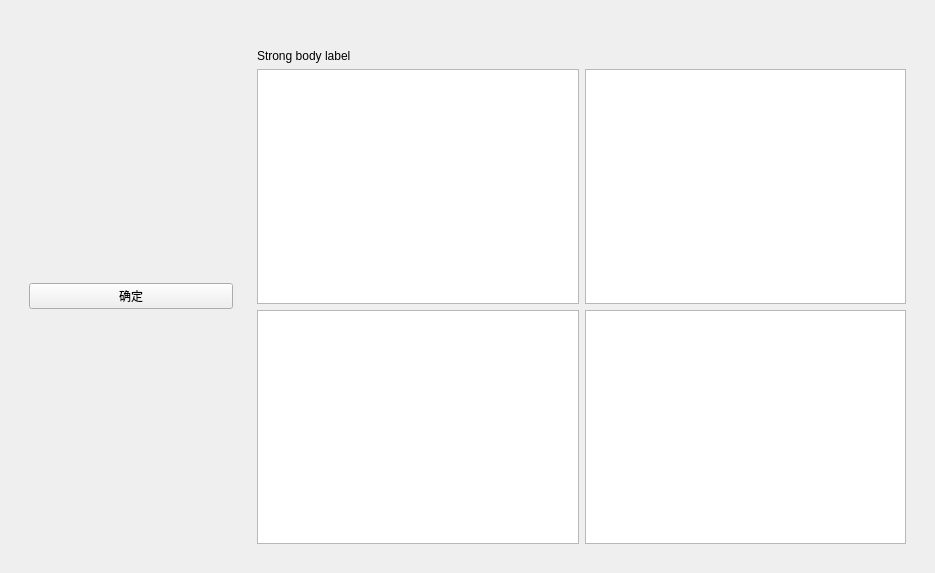
Before: the Qt Designer form ui/FilterDesignerInterface.ui in Pigletzzz/SignalProcessing, drawn with Qt 5.
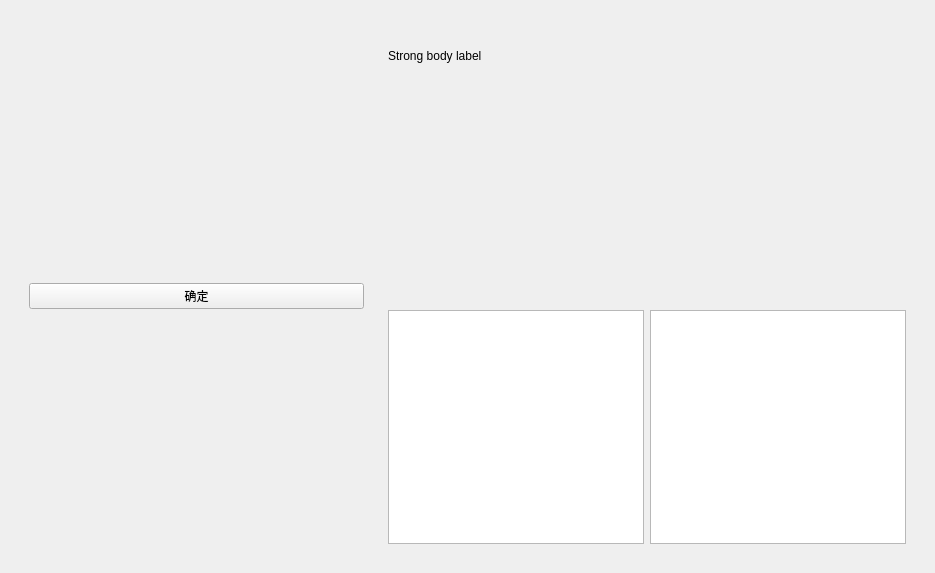
After: the same form once the commit is applied. Custom widgets are drawn as their Qt base class.

Commit message: Feat: finish test plot of filter design.

```diff
--- a/ui/FilterDesignerInterface.ui
+++ b/ui/FilterDesignerInterface.ui
@@ -13,7 +13,7 @@
   <property name="windowTitle">
    <string>Form</string>
   </property>
-  <layout class="QHBoxLayout" name="horizontalLayout" stretch="1,3">
+     <layout class="QHBoxLayout" name="horizontalLayout" stretch="1,0">
    <property name="leftMargin">
     <number>20</number>
    </property>
@@ -68,10 +68,17 @@
       <item>
        <layout class="QHBoxLayout" name="horizontalLayout_3" stretch="1,1">
         <item>
-         <widget class="QGraphicsView" name="graphicsView"/>
+            <widget class="SimpleCardWidget" name="amplitudePlotWidget"/>
         </item>
         <item>
-         <widget class="QGraphicsView" name="graphicsView_3"/>
+            <widget class="SimpleCardWidget" name="phasePlotWidget">
+                <property name="sizePolicy">
+                    <sizepolicy hsizetype="Expanding" vsizetype="Expanding">
+                        <horstretch>0</horstretch>
+                        <verstretch>0</verstretch>
+                    </sizepolicy>
+                </property>
+            </widget>
         </item>
        </layout>
       </item>
```
The commit also changes 9 other files.
